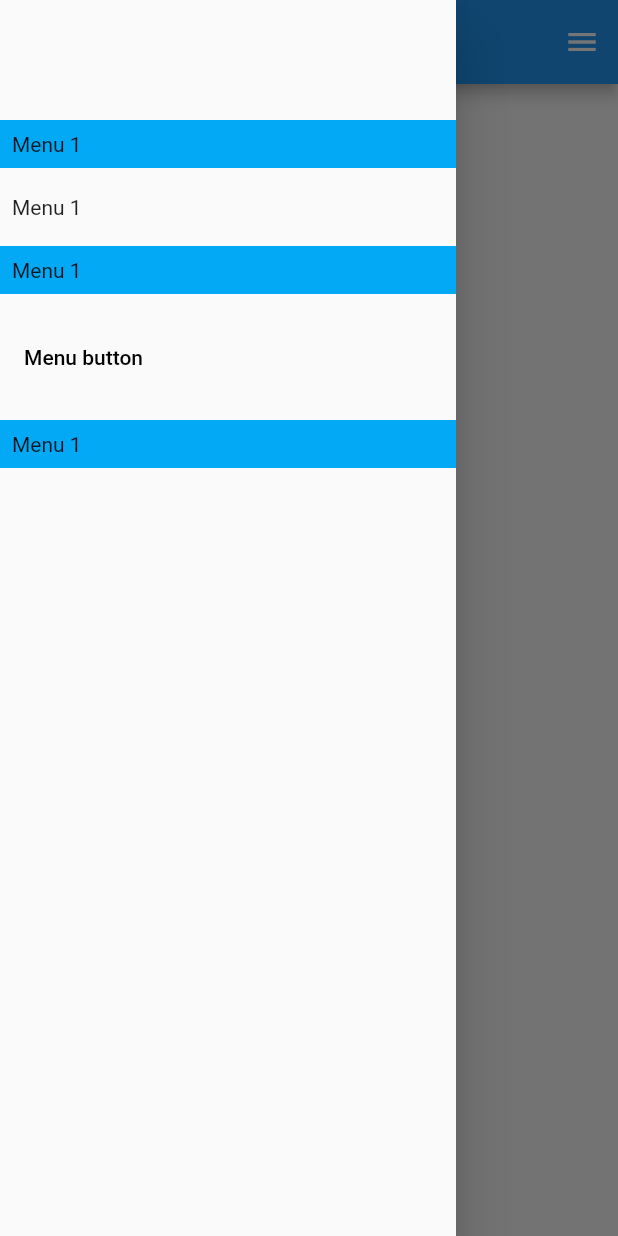
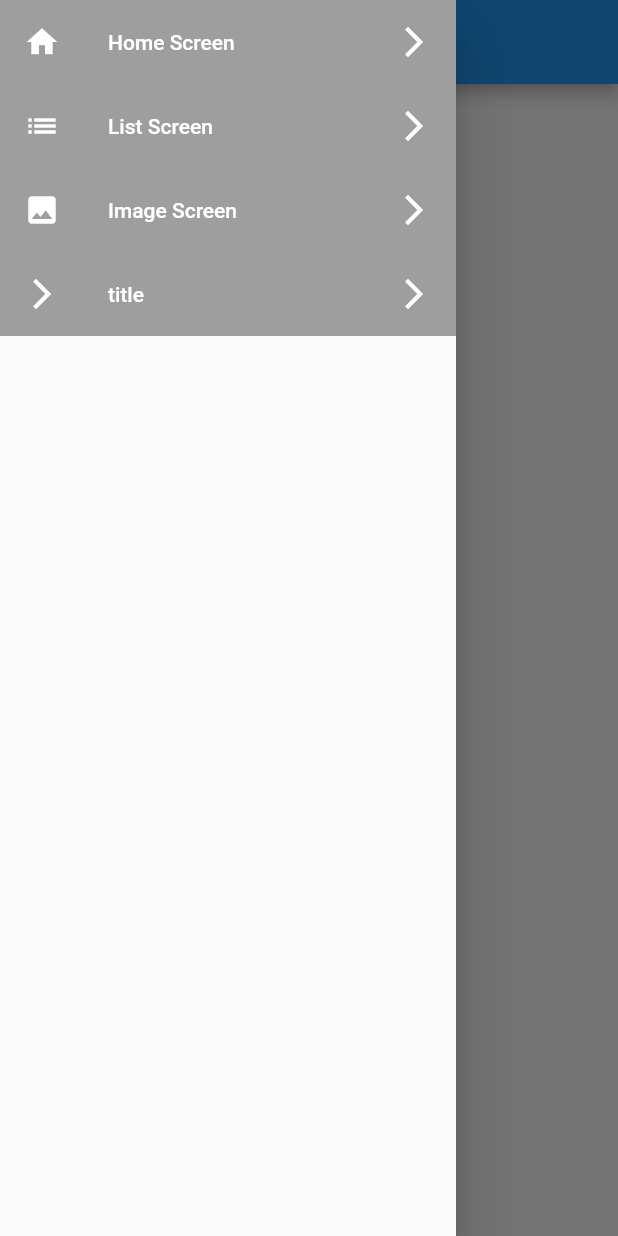
Before and after one commit to devatulparmar/batch730pm, a Flutter app: the screen it shows after launch, with the side drawer open, on a phone screen of 412 x 824 dp. Run offline on Flutter 3.47's test engine with Material 2 defaults, Android fonts, the phone set to English and light mode, and no system bars; our stand-ins replace cached_network_image.

Commit message:
ListTile

```diff
--- a/lib/screen1.dart
+++ b/lib/home_screen.dart
@@ -5,14 +5,14 @@ import 'package:batch730pm/screen2.dart';
 import 'package:batch730pm/widgets/common_drawer.dart';
 import 'package:flutter/material.dart';
 
-class Screen1 extends StatefulWidget {
-  const Screen1({Key? key}) : super(key: key);
+class HomeScreen extends StatefulWidget {
+  const HomeScreen({Key? key}) : super(key: key);
 
   @override
-  State<Screen1> createState() => _Screen1State();
+  State<HomeScreen> createState() => _HomeScreenState();
 }
 
-class _Screen1State extends State<Screen1> {
+class _HomeScreenState extends State<HomeScreen> {
   ListView _listviewWidget(BuildContext context) {
     return ListView(
       children: [
@@ -83,7 +83,7 @@ class _Screen1State extends State<Screen1> {
       appBar: AppBar(
         title: const Text('Batch 7:30 PM'),
       ),
-      endDrawer: const CommonDrawer(),
+      // endDrawer: const CommonDrawer(),
       drawer: const CommonDrawer(),
       body: _listviewWidget(context),
     );
--- a/lib/login.dart
+++ b/lib/login.dart
@@ -1,4 +1,4 @@
-import 'package:batch730pm/screen1.dart';
+import 'package:batch730pm/home_screen.dart';
 import 'package:batch730pm/utils/common_snackbar.dart';
 import 'package:batch730pm/widgets/common_drawer.dart';
 import 'package:flutter/material.dart';
--- a/lib/utils/routes.dart
+++ b/lib/utils/routes.dart
@@ -1,7 +1,7 @@
 import 'package:batch730pm/list.dart';
 import 'package:batch730pm/utils/const.dart';
 import 'package:batch730pm/login.dart';
-import 'package:batch730pm/screen1.dart';
+import 'package:batch730pm/home_screen.dart';
 import 'package:batch730pm/screen2.dart';
 import 'package:flutter/material.dart';
 
@@ -9,13 +9,13 @@ class MyAppRouter {
   static Route<dynamic> generateRoute(RouteSettings settings) {
     switch (settings.name) {
       case '/':
-        return MaterialPageRoute(builder: (_) => Screen1());
+        return MaterialPageRoute(builder: (_) => const HomeScreen());
       case routeScreen2:
-        return MaterialPageRoute(builder: (_) => Screen2());
+        return MaterialPageRoute(builder: (_) => const Screen2());
       case routeLogin:
-        return MaterialPageRoute(builder: (_) => LoginScreen());
+        return MaterialPageRoute(builder: (_) => const LoginScreen());
       case listScreen:
-        return MaterialPageRoute(builder: (_) => ListScreen());
+        return MaterialPageRoute(builder: (_) => const ListScreen());
       default:
         return MaterialPageRoute(
           builder: (_) => Scaffold(
--- a/lib/widgets/common_drawer.dart
+++ b/lib/widgets/common_drawer.dart
@@ -1,110 +1,94 @@
-
 import 'package:flutter/material.dart';
 
-class CommonDrawer extends StatelessWidget {
+class CommonDrawer extends StatefulWidget {
   const CommonDrawer({Key? key}) : super(key: key);
+
+  @override
+  State<CommonDrawer> createState() => _CommonDrawerState();
+}
+
+class _CommonDrawerState extends State<CommonDrawer> {
+  bool isHomeSelected = false;
+  bool isListSelected = false;
+  bool isImageSelected = false;
+
+  Widget commonListTile({
+    required Widget icon,
+    required String title,
+    required bool isSelected,
+    Function()? onTap,
+  }) {
+    return ListTile(
+      leading: icon,
+      trailing: const Icon(
+        Icons.arrow_forward_ios,
+      ),
+      title: Text(title),
+      selectedColor: Colors.white,
+      selectedTileColor: Colors.blueAccent,
+      tileColor: Colors.grey,
+      textColor: Colors.white,
+      iconColor: Colors.white,
+      selected: isSelected,
+      onTap: onTap,
+    );
+  }
 
   @override
   Widget build(BuildContext context) {
     return Drawer(
       // width: 500,
-      child: Column(
+      child: ListView(
         children: [
-          SizedBox(
-            height: 80,
+          commonListTile(
+            icon: const Icon(Icons.home),
+            title: 'Home Screen',
+            isSelected: isHomeSelected,
+            onTap: () {
+              isHomeSelected = true;
+              isListSelected = false;
+              isImageSelected = false;
+              setState(() {});
+            },
           ),
-          GestureDetector(
-            onTap: (){
-              print('clicked here');
+          commonListTile(
+            icon: const Icon(Icons.list),
+            title: 'List Screen',
+            isSelected: isListSelected,
+            onTap: () {
+              isHomeSelected = false;
+              isImageSelected = false;
+              isListSelected = true;
+              setState(() {});
             },
-            onDoubleTap: (){
-              print('on double tap');
+          ),
+          commonListTile(
+            icon: const Icon(Icons.image),
+            title: 'Image Screen',
+            isSelected: isImageSelected,
+            onTap: () {
+              isHomeSelected = false;
+              isListSelected = false;
+              isImageSelected = true;
+              setState(() {});
             },
+          ),
 
-            child: Container(
-              color: Colors.lightBlue,
-              child: Padding(
-                padding: const EdgeInsets.all(8.0),
-                child: Row(
-                  children: [
-                    Text('Menu 1'),
-                  ],
-                ),
-              ),
+          ListTile(
+            leading: const Icon(
+              Icons.arrow_forward_ios,
             ),
-          ),
-          SizedBox(
-            height: 10,
-          ),
-          InkWell(
-            onTap: (){
-              print('clicked inkwell');
-            },
-
-            child: Container(
-              // color: Colors.lightBlue,
-              child: Padding(
-                padding: const EdgeInsets.all(8.0),
-                child: Row(
-                  children: [
-                    Text('Menu 1'),
-                  ],
-                ),
-              ),
+            trailing: const Icon(
+              Icons.arrow_forward_ios,
             ),
-          ),
-          SizedBox(
-            height: 10,
-          ),
-          Container(
-            color: Colors.lightBlue,
-            child: Padding(
-              padding: const EdgeInsets.all(8.0),
-              child: Row(
-                children: [
-                  Text('Menu 1'),
-                ],
-              ),
-            ),
-          ),
-          SizedBox(
-            height: 10,
-          ),
-          Container(
-            // color: Colors.lightBlue,
-            child: Padding(
-              padding: const EdgeInsets.all(8.0),
-              child: Row(
-                children: [
-                  TextButton(
-                    onPressed: () {
-                      print('Clicked');
-                    },
-                    child: Text(
-                      'Menu button',
-                      style: TextStyle(color: Colors.black),
-                    ),
-                  ),
-                ],
-              ),
-            ),
-          ),
-          SizedBox(
-            height: 10,
-          ),
-          Container(
-            color: Colors.lightBlue,
-            child: Padding(
-              padding: const EdgeInsets.all(8.0),
-              child: Row(
-                children: [
-                  Text('Menu 1'),
-                ],
-              ),
-            ),
-          ),
-          SizedBox(
-            height: 10,
+            title: Text("title"),
+            selectedColor: Colors.white,
+            selectedTileColor: Colors.blueAccent,
+            tileColor: Colors.grey,
+            textColor: Colors.white,
+            iconColor: Colors.white,
+            selected: isHomeSelected,
+            // onTap: onTap,
           ),
         ],
       ),
```
